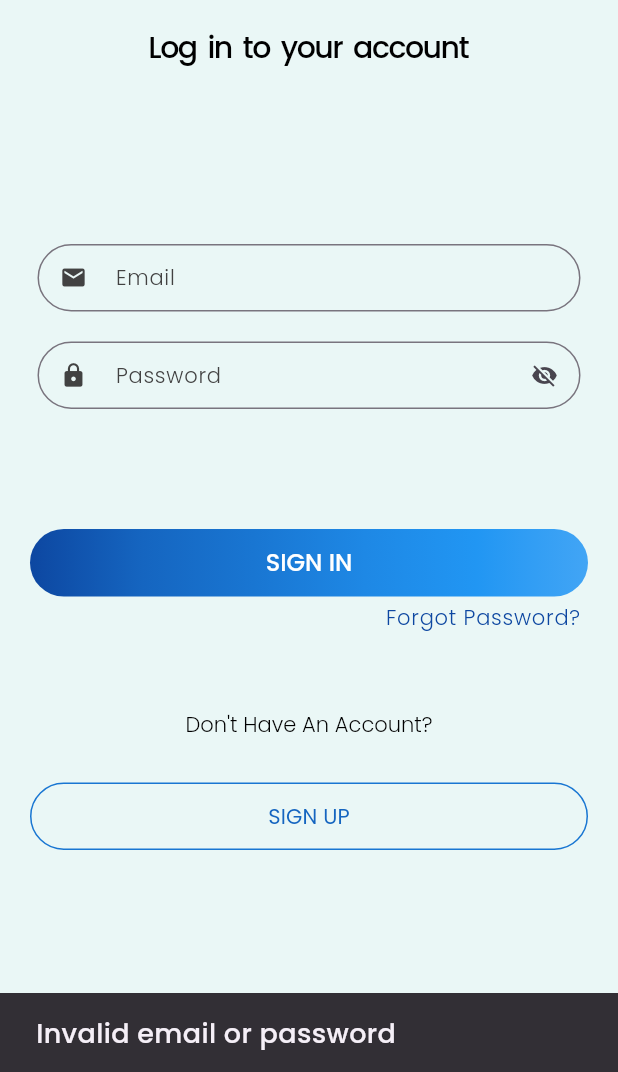
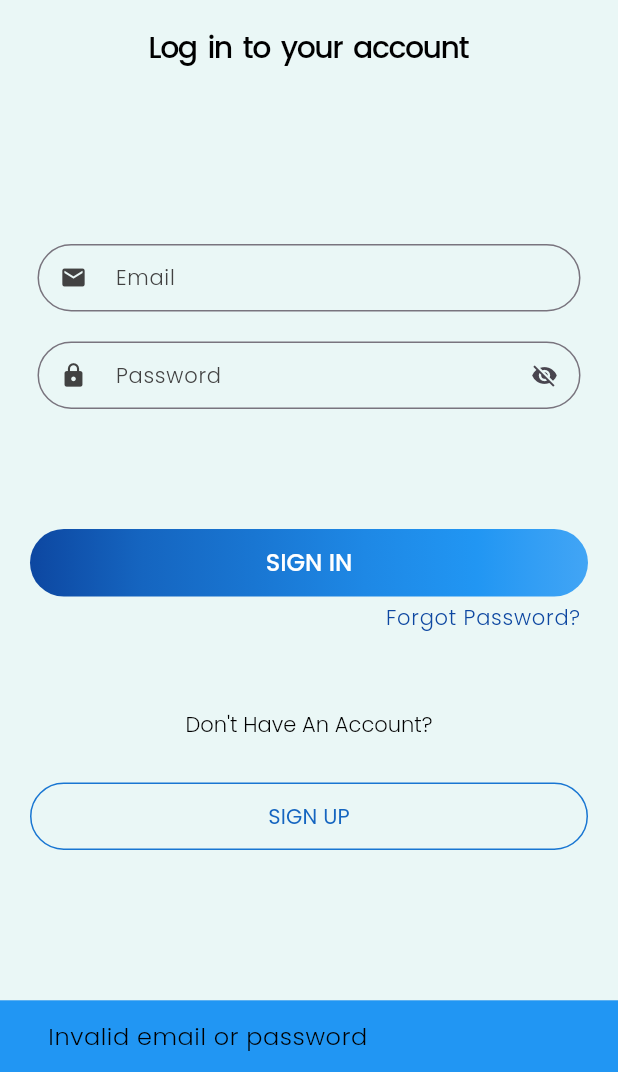
Before and after one commit to Mansikabariya/akzonobel, a Flutter app: the LoginScreen screen opened directly, after a tap on "SIGN IN", on a phone screen of 412 x 824 dp, the part 164-1236 px from its top. Run offline on Flutter 3.47's test engine with Material 3 defaults, Android fonts, the phone set to English and light mode, and no system bars; our stand-ins replace flutter_bloc.

Commit message:
snackbar utils added

```diff
--- a/lib/login/bloc/login_bloc.dart
+++ b/lib/login/bloc/login_bloc.dart
@@ -13,7 +13,7 @@ class LoginBloc extends Bloc<LoginEvent, LoginState> {
       await Future.delayed(Duration(seconds: 1));
 
       if (event.email == correctEmail && event.password == correctPassword) {
-        emit(LoginSuccess());
+        emit(LoginSuccess('Login Successful'));
       } else {
         emit(LoginError('Invalid email or password'));
       }
--- a/lib/login/bloc/login_state.dart
+++ b/lib/login/bloc/login_state.dart
@@ -5,7 +5,11 @@ class LoginInitial extends LoginState {}
 
 class LoginLoading extends LoginState {}
 
-class LoginSuccess extends LoginState {}
+class LoginSuccess extends LoginState {
+  final String successMessage;
+
+  LoginSuccess(this.successMessage);
+}
 
 class LoginError extends LoginState {
   final String message;
--- a/lib/login/login_page.dart
+++ b/lib/login/login_page.dart
@@ -4,6 +4,7 @@ import 'package:akzonobel/login/bloc/login_event.dart';
 import 'package:akzonobel/login/bloc/login_state.dart';
 import 'package:akzonobel/resources/images.dart';
 import 'package:akzonobel/utils/app_color.dart';
+import 'package:akzonobel/utils/app_utils.dart';
 import 'package:flutter/material.dart';
 import 'package:flutter_bloc/flutter_bloc.dart';
 
@@ -36,14 +37,13 @@ class _LoginScreenState extends State<LoginScreen> {
         if (state is LoginLoading) {
           CircularProgressIndicator();
         } else if (state is LoginSuccess) {
+          AppUtils.instance.showSnackBar(context, state.successMessage);
           Navigator.push(
             context,
             MaterialPageRoute(builder: (context) => HomeScreen()),
           );
         } else if (state is LoginError) {
-          ScaffoldMessenger.of(context).showSnackBar(
-            SnackBar(content: Text(state.message)),
-          );
+          AppUtils.instance.showSnackBar(context, state.message);
         }
       },
       child: Scaffold(
--- a/lib/main.dart
+++ b/lib/main.dart
@@ -29,7 +29,7 @@ class MyApp extends StatelessWidget {
         elevatedButtonTheme: TElevatedButtonTheme.lightButtonTheme,
       ),
       debugShowCheckedModeBanner: false,
-      home:  HomeScreen(),
+      home:  LoginScreen(),
     );
   }
 }
--- /dev/null
+++ b/lib/utils/app_utils.dart
@@ -0,0 +1,42 @@
+import 'package:akzonobel/utils/app_color.dart';
+import 'package:flutter/cupertino.dart';
+import 'package:flutter/material.dart';
+
+class AppUtils{
+  AppUtils._();
+
+  static final AppUtils _instance = AppUtils._();
+  static AppUtils get instance => _instance;
+
+
+  void showSnackBar(
+      BuildContext context,
+      String message, {
+        SnackBarAction? action,
+      }) {
+    ScaffoldMessenger.of(context).removeCurrentSnackBar();
+    ScaffoldMessenger.of(context).showSnackBar(
+      SnackBar(
+        behavior: SnackBarBehavior.fixed,
+        backgroundColor: AppColors.toggleBlueColor,
+        content: Row(
+          children: [
+            Expanded(
+              child: Padding(
+                padding: const EdgeInsets.only(left: 8),
+                child: Text(
+                  message,
+                  style: Theme.of(context).textTheme.bodySmall!.copyWith(
+                    // color: CricketColors.kWhiteColor,
+                    fontFamily: 'Poppins',
+                  ),
+                ),
+              ),
+            ),
+          ],
+        ),
+        action: action,
+      ),
+    );
+  }
+}
```
